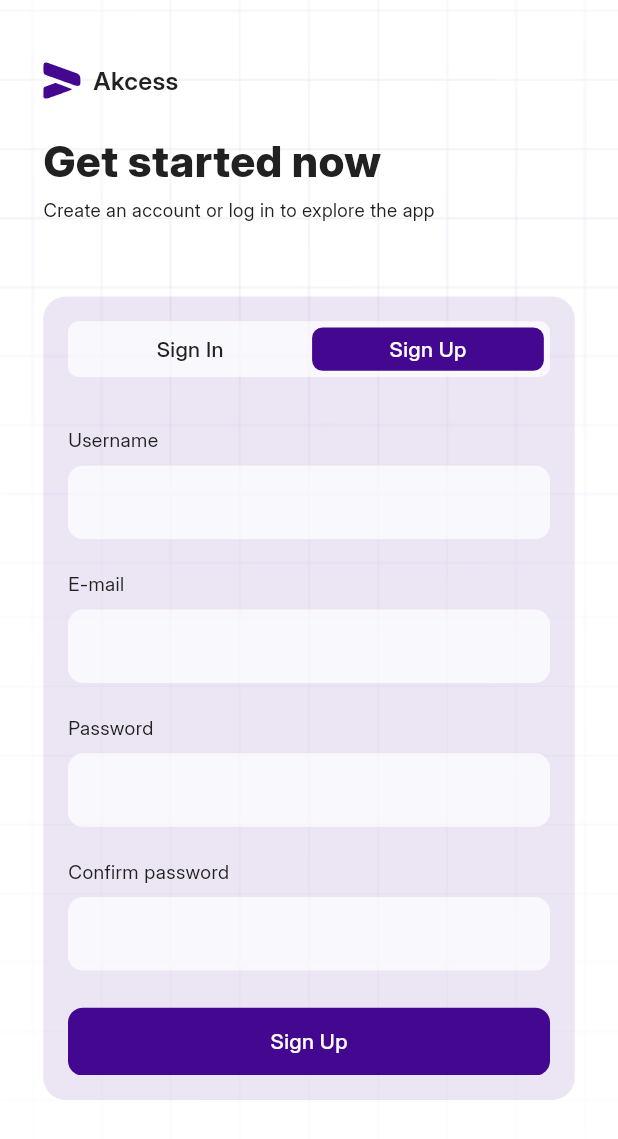
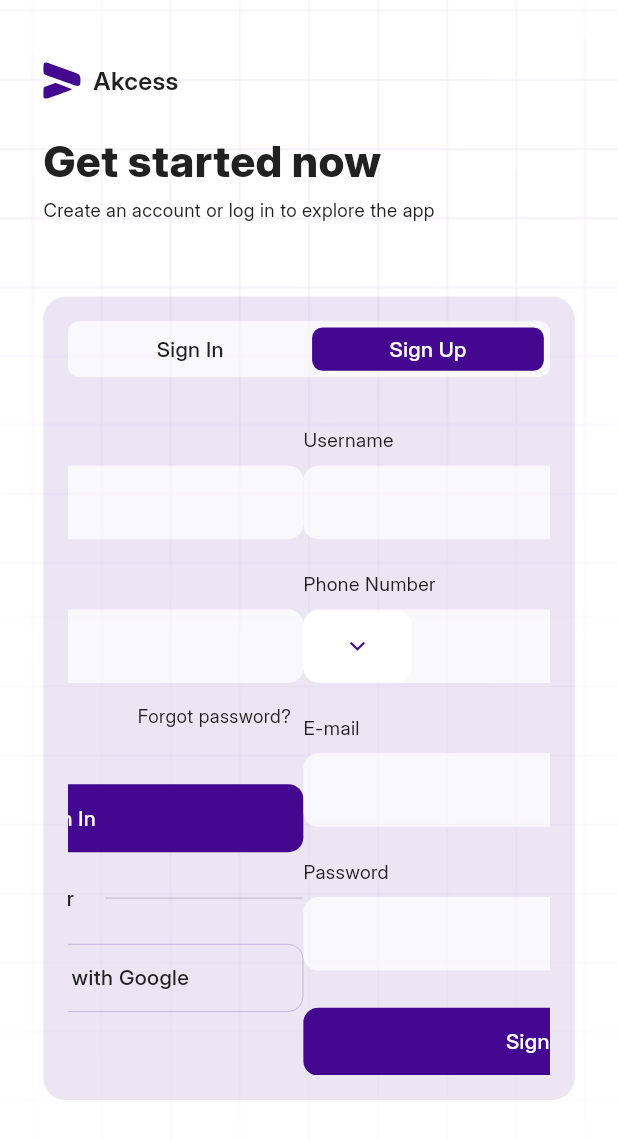
Before and after one commit to dev003-mobile/akcess, a Flutter app: the screen it shows after launch, after a tap on "Sign Up", on a phone screen of 412 x 824 dp. Shown: the top 1139 px of the screen. Run offline on Flutter 3.47's test engine with Material 3 defaults, Android fonts, the phone set to English and light mode, and no system bars; drawn by our look-alikes of flutter_animate; our stand-ins replace animated_text_kit, diacritic, flutter_svg, get, get_it, lucide_icons and 1 more; missing offline and left inert: country_currency_pickers; generated files the repository leaves out were written again.

Commit message:
🐳 chore: updated sign in and sign up screen

```diff
--- a/lib/l10n/app_en.arb
+++ b/lib/l10n/app_en.arb
@@ -4,11 +4,13 @@
   "signIn" : "Sign In",
   "signUp" : "Sign Up",
   "userName" : "Username",
+  "phoneNumber" : "Phone Number",
   "email" : "E-mail",
   "password" : "Password",
-  "confirmPassword" : "Confirm password",
   "forgotPassword" : "Forgot password?",
   "rememberMe" : "Remember me",
   "continueWithGoogle" : "Continue with Google",
-  "or" : "Or"
+  "or" : "Or",
+  "selectYourCountry" : "Select your country",
+  "remove" : "Remove"
 }
--- a/lib/l10n/app_pt.arb
+++ b/lib/l10n/app_pt.arb
@@ -4,11 +4,13 @@
   "signIn" : "Entrar",
   "signUp" : "Registrar",
   "userName" : "Nome de usuário",
+  "phoneNumber" : "Telefone",
   "email" : "E-mail",
   "password" : "Palavra-passe",
-  "confirmPassword" : "Confirmar palavra-passe",
   "forgotPassword" : "Não lembra a senha?",
   "rememberMe" : "Lembrar-me",
   "continueWithGoogle" : "Continuar com Google",
-  "or" : "Ou"
+  "or" : "Ou",
+  "selectYourCountry" : "Selecione o seu país",
+  "remove" : "Remover"
 }
--- a/lib/src/core/presenter/common/widgets/custom_textfield_widget.dart
+++ b/lib/src/core/presenter/common/widgets/custom_textfield_widget.dart
@@ -6,21 +6,33 @@ class CustomTextfieldWidget extends StatelessWidget {
   const CustomTextfieldWidget({
     super.key,
     this.onTap,
+    this.focusNode,
     this.controller,
+    this.suffixIcon,
+    this.prefixIcon,
     this.onSubmitted,
     this.keyboardType,
     required this.title,
+    this.contentPadding,
     this.autocorrect = true,
+    this.obscureText = false,
+    this.obscuringCharacter = '•',
     this.textInputAction = TextInputAction.next,
   });
 
   final String title;
   final bool autocorrect;
+  final bool obscureText;
+  final Widget? suffixIcon;
+  final Widget? prefixIcon;
   final VoidCallback? onTap;
+  final FocusNode? focusNode;
+  final String obscuringCharacter;
   final TextInputType? keyboardType;
   final Function(String)? onSubmitted;
   final TextInputAction? textInputAction;
   final TextEditingController? controller;
+  final EdgeInsetsGeometry? contentPadding;
 
   @override
   Widget build(BuildContext context) {
@@ -41,11 +53,14 @@ class CustomTextfieldWidget extends StatelessWidget {
         SizedBox(
           child: TextField(
             onTap: onTap,
+            focusNode: focusNode,
             controller: controller,
             autocorrect: autocorrect,
+            obscureText: obscureText,
             onSubmitted: onSubmitted,
             keyboardType: keyboardType,
             textInputAction: textInputAction,
+            obscuringCharacter: obscuringCharacter,
             textAlignVertical: TextAlignVertical.center,
             style: AppStyleDesign.fontStyleInter(
               size: size.height * .017,
@@ -54,10 +69,12 @@ class CustomTextfieldWidget extends StatelessWidget {
             ),
             decoration: InputDecoration(
               filled: true,
-              contentPadding: EdgeInsets.symmetric(
+              contentPadding: contentPadding ?? EdgeInsets.symmetric(
                 vertical: size.height * .017,
                 horizontal: size.width * .03
               ),
+              suffixIcon: suffixIcon,
+              prefixIcon: prefixIcon,
               fillColor: Theme.of(context).colorScheme.surface.withOpacity(.7),
               focusedBorder: OutlineInputBorder(
                 borderSide: BorderSide.none,
--- a/lib/src/module/auth_module/_stores/auth_store.dart
+++ b/lib/src/module/auth_module/_stores/auth_store.dart
@@ -1,7 +1,9 @@
 import 'package:flutter/material.dart';
+import 'package:country_currency_pickers/country.dart';
 
 class AuthStore {
   final ValueNotifier<int> authSelectedButton = ValueNotifier(0);
   final ValueNotifier<bool> rememberLogin = ValueNotifier(false);
   final ValueNotifier<bool> hideRegisterButton = ValueNotifier(true);
+  final ValueNotifier<Country?> selectedCountry = ValueNotifier(null);
 }
--- a/lib/src/module/auth_module/screens/auth_exports.dart
+++ b/lib/src/module/auth_module/screens/auth_exports.dart
@@ -1,20 +1,26 @@
-export 'sign_in_screen.dart';
-export 'sign_up_screen.dart';
+export './sign_in_screen.dart';
+export './sign_up_screen.dart';
 export './../_stores/auth_store.dart';
-export 'components/auth_bg_component.dart';
+export './components/auth_bg_component.dart';
 export './components/top_logo_component.dart';
-export 'components/content_auth_component.dart';
-export 'components/box_container_component.dart';
-export 'components/start_now_text_component.dart';
-export 'components/list_auth_button_component.dart';
-export 'components/start_description_component.dart';
-export 'components/auth_button_option_component.dart';
-export 'components/text_login_another_account_component.dart';
+export './components/content_auth_component.dart';
+export './components/box_container_component.dart';
+export './components/start_now_text_component.dart';
+export './components/list_auth_button_component.dart';
+export './components/start_description_component.dart';
+export './components/auth_button_option_component.dart';
+export './components/text_login_another_account_component.dart';
+export '../../../core/presenter/common/widgets/blur_widget.dart';
+export './components/sign_up_components/show_popover_component.dart';
 export '../../../core/presenter/common/design/app_style_design.dart';
 export '../../initial_module/screens/splash_screen/splash_exports.dart';
 export '../../../core/presenter/utils/constants/app_name_constants.dart';
 export '../../../core/presenter/utils/constants/app_image_constants.dart';
 export '../../../core/presenter/common/widgets/button_google_widget.dart';
-export 'components/sign_in_components/checkbox_and_forgot_component.dart';
 export '../../../core/presenter/common/widgets/button_detault_widget.dart';
+export './components/sign_in_components/checkbox_and_forgot_component.dart';
+export './components/sign_up_components/drop_button_country_component.dart';
+export './components/sign_up_components/choose_your_country_component.dart';
 export '../../../core/presenter/common/widgets/custom_textfield_widget.dart';
+export './components/sign_up_components/button_close_countries_component.dart';
+export './components/sign_up_components/container_list_countries_component.dart';
--- a/lib/src/module/auth_module/screens/auth_screen.dart
+++ b/lib/src/module/auth_module/screens/auth_screen.dart
@@ -32,6 +32,7 @@ class _AuthScreenState extends State<AuthScreen> with WidgetsBindingObserver {
   void dispose() {
     super.dispose();
     widget._store.rememberLogin.dispose();
+    widget._store.selectedCountry.dispose();
     widget._store.authSelectedButton.dispose();
     widget._store.hideRegisterButton.dispose();
     WidgetsBinding.instance.removeObserver(this);
--- a/lib/src/module/auth_module/screens/components/auth_button_option_component.dart
+++ b/lib/src/module/auth_module/screens/components/auth_button_option_component.dart
@@ -16,7 +16,7 @@ class AuthButtonOptionComponent extends StatelessWidget {
 
   @override
   Widget build(BuildContext context) {
-    final size = MediaQuery.of(context).size;
+    final size = MediaQuery.sizeOf(context);
     return Expanded(
       child: GestureDetector(
         onTap: onTap,
--- a/lib/src/module/auth_module/screens/components/box_container_component.dart
+++ b/lib/src/module/auth_module/screens/components/box_container_component.dart
@@ -20,7 +20,7 @@ class BoxContainerComponent extends StatelessWidget {
         return AnimatedContainer(
           height: value == 1 ? size.height * .65 : size.height * .6,
           width: size.width,
-          duration: const Duration(seconds: 1),
+          duration: const Duration(milliseconds: 700),
           curve: Curves.fastEaseInToSlowEaseOut,
           child: DecoratedBox(
             decoration: BoxDecoration(
--- a/lib/src/module/auth_module/screens/components/list_auth_button_component.dart
+++ b/lib/src/module/auth_module/screens/components/list_auth_button_component.dart
@@ -40,14 +40,16 @@ class _ListAuthButtonComponentState extends State<ListAuthButtonComponent> {
                   children: <Widget>[
                     AuthButtonOptionComponent(
                       onTap: () {
+                        FocusScope.of(context).unfocus();
                         widget._store.authSelectedButton.value = 0;
+                        widget._store.hideRegisterButton.value = true;
+                        Future.delayed(const Duration(seconds: 1), () {
                           widget._pageController.animateToPage(
                             0,
                             curve: Curves.easeIn,
                             duration: const Duration(milliseconds: 300),
                           );
-                        widget._store.hideRegisterButton.value = true;
-                        FocusScope.of(context).unfocus();
+                        });
                       },
                       title: AppLocalizations.of(context)!.signIn,
                       isSelected: value == 0,
@@ -55,13 +57,15 @@ class _ListAuthButtonComponentState extends State<ListAuthButtonComponent> {
                     SizedBox(width: size.width * .01),
                     AuthButtonOptionComponent(
                       onTap: () {
+                        FocusScope.of(context).unfocus();
                         widget._store.authSelectedButton.value = 1;
+                        Future.delayed(const Duration(seconds: 1), () {
                           widget._pageController.animateToPage(
                             1,
                             curve: Curves.easeIn,
                             duration: const Duration(milliseconds: 300),
                           );
-                        FocusScope.of(context).unfocus();
+                        });
                       },
                       title: AppLocalizations.of(context)!.signUp,
                       isSelected: value == 1,
--- /dev/null
+++ b/lib/src/module/auth_module/screens/components/sign_up_components/drop_button_country_component.dart
@@ -0,0 +1,70 @@
+import 'package:country_currency_pickers/utils/utils.dart';
+import 'package:get_it/get_it.dart';
+import 'package:flutter/material.dart';
+import 'package:lucide_icons/lucide_icons.dart';
+import 'package:country_currency_pickers/country.dart';
+
+import '../../auth_exports.dart';
+
+class DropButtonCountryComponent extends StatelessWidget {
+  DropButtonCountryComponent({super.key});
+
+  final AuthStore _store = GetIt.I.get<AuthStore>();
+
+  @override
+  Widget build(BuildContext context) {
+    final Size size = MediaQuery.sizeOf(context);
+    return ValueListenableBuilder<Country?>(
+      valueListenable: _store.selectedCountry,
+      builder: (_, value, __) {
+        return Container(
+          width: size.width * .175,
+          margin: EdgeInsets.only(right: size.width * .03),
+          decoration: BoxDecoration(
+            borderRadius: BorderRadius.circular(10),
+            color: Theme.of(context).colorScheme.surface,
+          ),
+          child: value != null ? SizedBox(
+            child: Row(
+              mainAxisAlignment: MainAxisAlignment.center,
+              children: <Widget>[
+                SizedBox(
+                  child: ClipOval(
+                    child: Container(
+                      width: size.width * .065,
+                      height: size.height * .028,
+                      decoration: BoxDecoration(
+                        boxShadow: <BoxShadow>[
+                          BoxShadow(
+                            blurRadius: 5,
+                            spreadRadius: 5,
+                            color: Theme.of(context).colorScheme.onSurface
+                          )
+                        ]
+                      ),
+                      child: CountryPickerUtils.getDefaultFlagImage(value)
+                    )
+                  ),
+                ),
+                SizedBox(width: size.width * .02),
+                SizedBox(
+                  child: Icon(
+                    size: size.height * .02,
+                    LucideIcons.chevronDown,
+                    color: Theme.of(context).colorScheme.secondary,
+                  ),
+                ),
+              ],
+            ),
+          ) : Center(
+            child: Icon(
+              size: size.height * .02,
+              LucideIcons.chevronDown,
+              color: Theme.of(context).colorScheme.secondary,
+            ),
+          ),
+        );
+      }
+    );
+  }
+}
--- a/lib/src/module/auth_module/screens/components/start_now_text_component.dart
+++ b/lib/src/module/auth_module/screens/components/start_now_text_component.dart
@@ -9,7 +9,7 @@ class StartNowTextComponent extends StatelessWidget {
 
   @override
   Widget build(BuildContext context) {
-    final size = MediaQuery.of(context).size;
+    final size = MediaQuery.sizeOf(context);
     return SizedBox(
       child: Text(
         AppLocalizations.of(context)!.startNow,
--- a/lib/src/module/auth_module/screens/components/text_login_another_account_component.dart
+++ b/lib/src/module/auth_module/screens/components/text_login_another_account_component.dart
@@ -8,7 +8,7 @@ class TextLoginAnotherAccountComponent extends StatelessWidget {
 
   @override
   Widget build(BuildContext context) {
-    final Size size = MediaQuery.of(context).size;
+    final Size size = MediaQuery.sizeOf(context);
     return SizedBox(
       child: Row(
         mainAxisAlignment: MainAxisAlignment.center,
--- a/lib/src/module/auth_module/screens/sign_in_screen.dart
+++ b/lib/src/module/auth_module/screens/sign_in_screen.dart
@@ -11,6 +11,16 @@ class SignInScreen extends StatefulWidget {
 }
 
 class _SignInScreenState extends State<SignInScreen> {
+  final FocusNode _emailFocusNode = FocusNode();
+  final FocusNode _passwordFocusNode = FocusNode();
+
+  @override
+  void dispose() {
+    super.dispose();
+    _emailFocusNode.dispose();
+    _passwordFocusNode.dispose();
+  }
+
   @override
   Widget build(BuildContext context) {
     final Size size = MediaQuery.sizeOf(context);
@@ -20,9 +30,20 @@ class _SignInScreenState extends State<SignInScreen> {
       child: Column(
         crossAxisAlignment: CrossAxisAlignment.start,
         children: <Widget>[
-          CustomTextfieldWidget(title: AppLocalizations.of(context)!.email),
+          CustomTextfieldWidget(
+            focusNode: _emailFocusNode,
+            keyboardType: TextInputType.emailAddress,
+            title: AppLocalizations.of(context)!.email,
+            onSubmitted: (_) => FocusScope.of(context).requestFocus(_passwordFocusNode),
+          ),
           SizedBox(height: size.height * .025),
-          CustomTextfieldWidget(title: AppLocalizations.of(context)!.password),
+          CustomTextfieldWidget(
+            obscureText: true,
+            obscuringCharacter: '*',
+            focusNode: _passwordFocusNode,
+            textInputAction: TextInputAction.done,
+            title: AppLocalizations.of(context)!.password,
+          ),
           SizedBox(height: size.height * .008),
           CheckBoxAndForgotComponent(),
           SizedBox(height: size.height * .035),
--- a/lib/src/module/auth_module/screens/sign_up_screen.dart
+++ b/lib/src/module/auth_module/screens/sign_up_screen.dart
@@ -1,6 +1,8 @@
+import 'package:flutter_animate/flutter_animate.dart';
 import 'package:get_it/get_it.dart';
+import 'package:popover/popover.dart';
 import 'package:flutter/material.dart';
-import 'package:flutter_animate/flutter_animate.dart';
+import 'package:country_currency_pickers/country.dart';
 import 'package:flutter_gen/gen_l10n/app_localizations.dart';
 
 import 'auth_exports.dart';
@@ -15,12 +17,24 @@ class SignUpScreen extends StatefulWidget {
 }
 
 class _SignUpScreenState extends State<SignUpScreen> {
+  final FocusNode _userNameFocusNode = FocusNode();
+  final FocusNode _phoneNumberFocusNode = FocusNode();
+  final FocusNode _emailFocusNode = FocusNode();
+  final FocusNode _passwordFocusNode = FocusNode();
+
   @override
   void initState() {
     super.initState();
-    Future.delayed(const Duration(seconds: 1), () {
-      if (mounted) widget._store.hideRegisterButton.value = false;
-    });
+    widget._store.hideRegisterButton.value = false;
+  }
+
+  @override
+  void dispose() {
+    super.dispose();
+    _userNameFocusNode.dispose();
+    _phoneNumberFocusNode.dispose();
+    _emailFocusNode.dispose();
+    _passwordFocusNode.dispose();
   }
 
   @override
@@ -32,13 +46,69 @@ class _SignUpScreenState extends State<SignUpScreen> {
       child: Column(
         crossAxisAlignment: CrossAxisAlignment.start,
         children: <Widget>[
-          CustomTextfieldWidget(title: AppLocalizations.of(context)!.userName),
+          CustomTextfieldWidget(
+            focusNode: _userNameFocusNode,
+            title: AppLocalizations.of(context)!.userName,
+            onSubmitted: (_) => FocusScope.of(context).requestFocus(_phoneNumberFocusNode),
+          ),
           SizedBox(height: size.height * .025),
-          CustomTextfieldWidget(title: AppLocalizations.of(context)!.email),
+          ValueListenableBuilder<Country?>(
+            valueListenable: widget._store.selectedCountry,
+            builder: (_, value, __) {
+              return Stack(
+                children: <Widget>[
+                  CustomTextfieldWidget(
+                    focusNode: _phoneNumberFocusNode,
+                    keyboardType: TextInputType.number,
+                    title: AppLocalizations.of(context)!.phoneNumber,
+                    prefixIcon: GestureDetector(
+                      onLongPress: value != null ? () {
+                        _userNameFocusNode.unfocus();
+                        _phoneNumberFocusNode.unfocus();
+                        _emailFocusNode.unfocus();
+                        _passwordFocusNode.unfocus();
+                        showPopover(
+                          context: context,
+                          backgroundColor: Theme.of(context).colorScheme.secondary,
+                          bodyBuilder: (context) => ShowPopoverComponent(),
+                          onPop: () {},
+                          width: size.width * .25,
+                          height: size.height * .035,
+                          arrowDxOffset: size.width * .05,
+                          contentDxOffset: -(size.height * .32),
+                          contentDyOffset: -(size.height * .32),
+                          direction: PopoverDirection.bottom,
+                          transition: PopoverTransition.scale,
+                        );
+                      } : null,
+                      onTap: () => showModalBottomSheet(
+                        context: context,
+                        enableDrag: false,
+                        isDismissible: false,
+                        isScrollControlled: true,
+                        backgroundColor: Theme.of(context).colorScheme.surface.withOpacity(.0),
+                        builder: (_) => const ChooseYourCountryComponent()
+                      ),
+                      child: DropButtonCountryComponent()
+                    ),
+                    onSubmitted: (_) => FocusScope.of(context).requestFocus(_emailFocusNode),
+                  ),
+                ],
+              );
+            }
+          ),
           SizedBox(height: size.height * .025),
-          CustomTextfieldWidget(title: AppLocalizations.of(context)!.password),
+          CustomTextfieldWidget(
+            focusNode: _emailFocusNode,
+            title: AppLocalizations.of(context)!.email,
+            onSubmitted: (_) => FocusScope.of(context).requestFocus(_passwordFocusNode),
+          ),
           SizedBox(height: size.height * .025),
-          CustomTextfieldWidget(title: AppLocalizations.of(context)!.confirmPassword),
+          CustomTextfieldWidget(
+            focusNode: _passwordFocusNode,
+            title: AppLocalizations.of(context)!.password,
+            textInputAction: TextInputAction.done,
+          ),
           SizedBox(height: size.height * .03),
           ValueListenableBuilder<bool>(
             valueListenable: widget._store.hideRegisterButton,
@@ -49,9 +119,10 @@ class _SignUpScreenState extends State<SignUpScreen> {
                   onTap: () {},
                   title: AppLocalizations.of(context)!.signUp
                 ).animate()
-                 .fadeIn(
+                 .moveY(
+                  begin: 200,
                   curve: Curves.fastEaseInToSlowEaseOut,
-                  duration: const Duration(milliseconds: 100),
+                  duration: const Duration(milliseconds: 500),
                  ),
                 child: const SizedBox(),
               );
--- a/pubspec.yaml
+++ b/pubspec.yaml
@@ -10,7 +10,9 @@ environment:
 
 dependencies:
   animated_text_kit: ^4.2.2
+  country_currency_pickers: ^3.0.0
   cupertino_icons: ^1.0.8
+  diacritic: ^0.1.6
   flutter:
     sdk: flutter
   flutter_animate: ^4.5.0
@@ -22,6 +24,8 @@ dependencies:
   get_it: ^8.0.0
   http: ^1.2.2
   intl: any
+  lucide_icons: ^0.257.0
+  popover: ^0.3.1
 
 flutter_launcher_icons:
   ios: true
```
Also changed, not shown: lib/src/core/presenter/common/widgets/blur_widget.dart (added, +29 -0 lines), lib/src/module/auth_module/screens/components/sign_up_components/button_close_countries_component.dart (added, +36 -0 lines), lib/src/module/auth_module/screens/components/sign_up_components/choose_your_country_component.dart (added, +34 -0 lines), lib/src/module/auth_module/screens/components/sign_up_components/container_list_countries_component.dart (added, +148 -0 lines), lib/src/module/auth_module/screens/components/sign_up_components/show_popover_component.dart (added, +41 -0 lines), pubspec.lock. Lines whose indentation alone changed are shown as unchanged.
